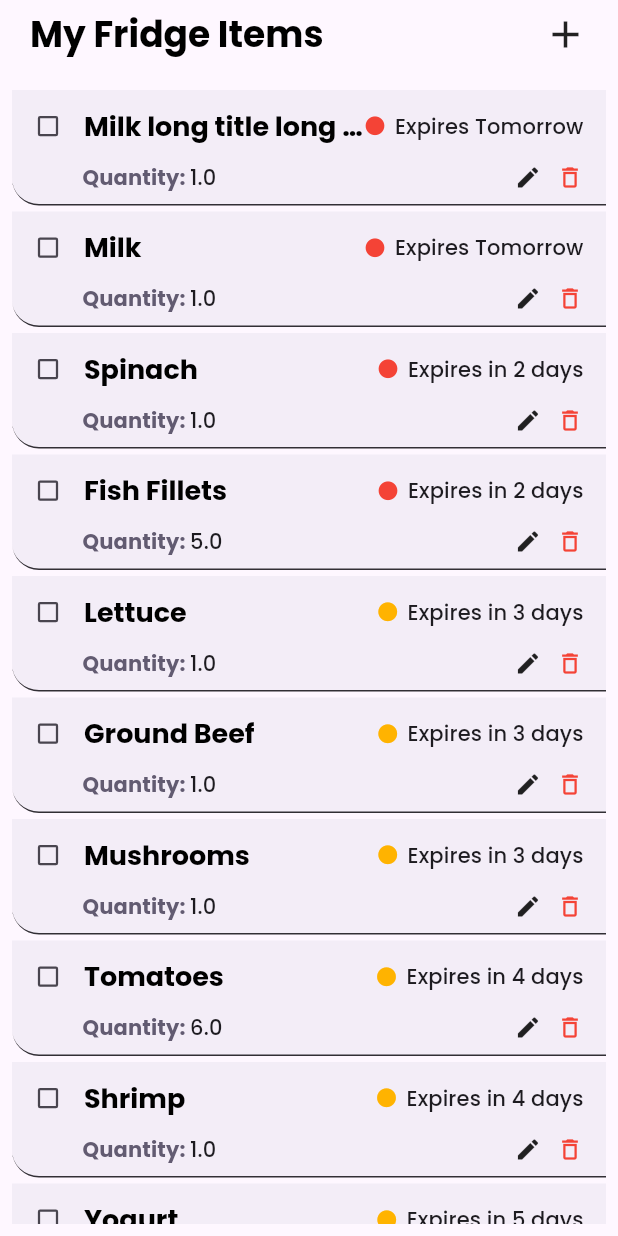
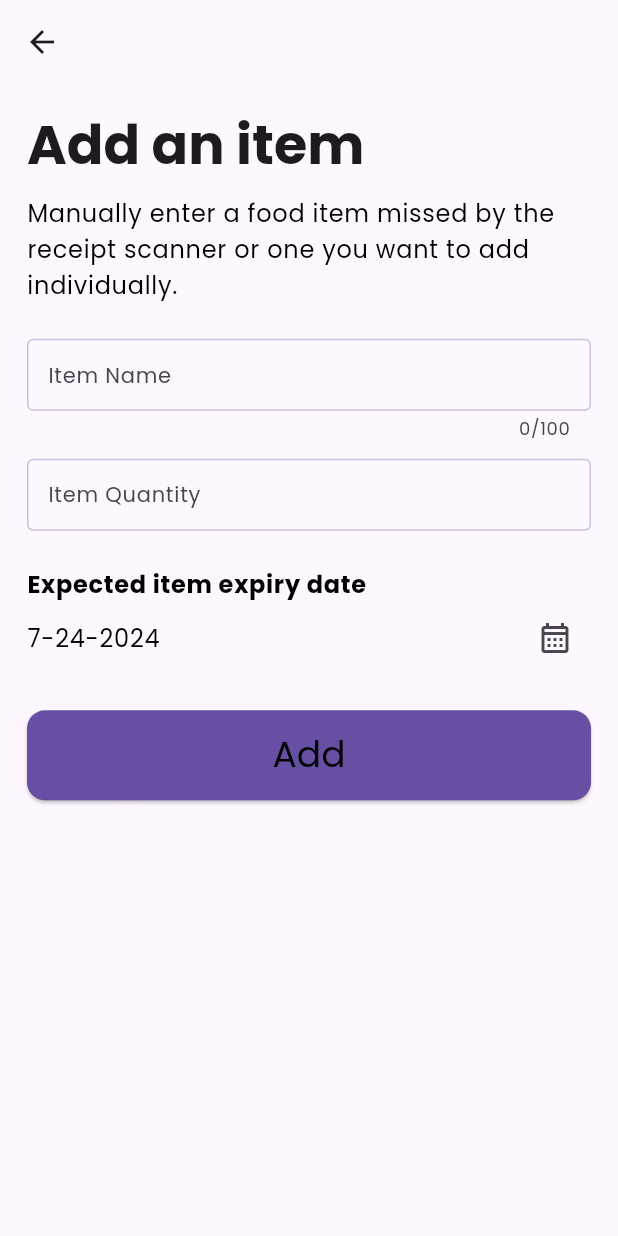
Before and after one commit to Uniplanet2023/smart_fridge, a Flutter app: the FridgeItemsPage screen opened by its route, after a tap on the "add" icon, on a phone screen of 412 x 824 dp. Run offline on Flutter 3.47's test engine with Material 3 defaults, Android fonts, the phone set to English and light mode, and no system bars; our stand-ins replace cached_network_image, cloud_firestore, connectivity_plus, dartz, dio, equatable and 15 more; accounts and stored records are empty; generated files the repository leaves out were written again.

Commit message:
add/edit fridge item UI

```diff
--- a/lib/config/routes/names.dart
+++ b/lib/config/routes/names.dart
@@ -14,4 +14,5 @@ class AppRoutes {
   static const String savedRecipeDetailsPage = '/saved-recipe-details-screen';
   static const String accountSettingsPage = '/account-settings-screen';
   static const String changePasswordPage = '/change-password-page';
+  static const String addFridgeItemsPage = '/add-fridge-items-page';
 }
--- a/lib/config/routes/router.dart
+++ b/lib/config/routes/router.dart
@@ -4,6 +4,7 @@ import 'package:smart_fridge/features/auth/presentation/pages/change_password_pa
 import 'package:smart_fridge/features/auth/presentation/pages/forgotten_password_page.dart';
 import 'package:smart_fridge/features/auth/presentation/pages/signin_page.dart';
 import 'package:smart_fridge/features/auth/presentation/pages/signup_page.dart';
+import 'package:smart_fridge/features/fridge_management/presentation/pages/add_fridge_items_page.dart';
 import 'package:smart_fridge/features/video_sharing/presentation/pages/home_page.dart';
 import 'package:smart_fridge/features/fridge_management/presentation/pages/fridge_items_page.dart';
 import 'package:smart_fridge/features/auth/presentation/pages/account_settings_page.dart';
@@ -14,11 +15,6 @@ import 'package:smart_fridge/features/recipes/presentation/pages/saved_recipe_de
 
 Route<dynamic> generateRoute(RouteSettings routeSettings) {
   switch (routeSettings.name) {
-    // case AppRoutes.authPage:
-    //   return MaterialPageRoute(
-    //     settings: routeSettings,
-    //     builder: (_) => const AuthScreen(),
-    //   );
     case AppRoutes.signinPage:
       return MaterialPageRoute(
         settings: routeSettings,
@@ -75,6 +71,11 @@ Route<dynamic> generateRoute(RouteSettings routeSettings) {
         settings: routeSettings,
         builder: (_) => const ChangePasswordPage(),
       );
+    case AppRoutes.addFridgeItemsPage:
+      return MaterialPageRoute(
+        settings: routeSettings,
+        builder: (_) => const AddFridgeItemsPage(),
+      );
     default:
       return MaterialPageRoute(
         settings: routeSettings,
--- a/lib/core/resources/initialization.dart
+++ b/lib/core/resources/initialization.dart
@@ -2,7 +2,6 @@ import 'package:firebase_core/firebase_core.dart';
 import 'package:flutter/material.dart';
 import 'package:flutter/services.dart';
 import 'package:flutter_dotenv/flutter_dotenv.dart';
-import 'package:smart_fridge/core/helper/dio_helper.dart';
 import 'package:smart_fridge/core/helper/gemini_helper.dart';
 import 'package:smart_fridge/core/helper/shared_preferences_helper.dart';
 import 'package:smart_fridge/core/resources/auth_injection.dart';
--- a/lib/features/auth/presentation/pages/change_password_page.dart
+++ b/lib/features/auth/presentation/pages/change_password_page.dart
@@ -1,5 +1,4 @@
 import 'package:flutter/material.dart';
-import 'package:flutter_bloc/flutter_bloc.dart';
 import 'package:flutter_pw_validator/flutter_pw_validator.dart';
 import 'package:flutter_screenutil/flutter_screenutil.dart';
 import 'package:smart_fridge/config/widgets/custom_textfield.dart';
--- /dev/null
+++ b/lib/features/fridge_management/presentation/pages/add_fridge_items_page.dart
@@ -0,0 +1,160 @@
+import 'package:flutter/material.dart';
+import 'package:flutter_screenutil/flutter_screenutil.dart';
+import 'package:smart_fridge/config/widgets/custom_textfield.dart';
+
+class AddFridgeItemsPage extends StatefulWidget {
+  const AddFridgeItemsPage({super.key});
+
+  @override
+  State<AddFridgeItemsPage> createState() => _AddFridgeItemsPageState();
+}
+
+class _AddFridgeItemsPageState extends State<AddFridgeItemsPage> {
+  final GlobalKey<FormState> _formKey = GlobalKey<FormState>();
+  final TextEditingController _itemNameController = TextEditingController();
+  final TextEditingController _quantitycontroller = TextEditingController();
+  final TextEditingController _expiryDatecontroller = TextEditingController();
+
+  DateTime selectedDate = DateTime.now();
+
+  @override
+  void dispose() {
+    _itemNameController.dispose();
+    _quantitycontroller.dispose();
+    _expiryDatecontroller.dispose();
+    super.dispose();
+  }
+
+  @override
+  Widget build(BuildContext context) {
+    return Scaffold(
+      appBar: AppBar(),
+      body: SingleChildScrollView(
+        child: Form(
+          key: _formKey,
+          child: Padding(
+            padding: const EdgeInsets.all(18.0),
+            child: Column(
+              mainAxisAlignment: MainAxisAlignment.center,
+              crossAxisAlignment: CrossAxisAlignment.start,
+              children: [
+                Text(
+                  "Add an item ",
+                  style: Theme.of(context)
+                      .textTheme
+                      .displaySmall
+                      ?.copyWith(fontWeight: FontWeight.bold),
+                ),
+                SizedBox(
+                  height: 10.h,
+                ),
+                Text(
+                  'Manually enter a food item missed by the receipt scanner or one you want to add individually.',
+                  style: Theme.of(context).textTheme.bodyLarge,
+                ),
+                SizedBox(height: 20.h),
+                CustomTextField(
+                  controller: _itemNameController,
+                  hintText: 'Item Name',
+                  maxLength: 100,
+                ),
+                SizedBox(
+                  height: 10.h,
+                ),
+                CustomTextField(
+                  controller: _quantitycontroller,
+                  hintText: 'Item Quantity',
+                  keyboardType:
+                      const TextInputType.numberWithOptions(decimal: true),
+                ),
+                SizedBox(
+                  height: 20.h,
+                ),
+                Text(
+                  'Expected item expiry date',
+                  style: Theme.of(context)
+                      .textTheme
+                      .bodyLarge
+                      ?.copyWith(fontWeight: FontWeight.bold),
+                ),
+                Row(
+                  mainAxisAlignment: MainAxisAlignment.spaceBetween,
+                  children: [
+                    Text(
+                      "${selectedDate.month.toString()}-${selectedDate.day.toString()}-${selectedDate.year.toString()}",
+                      style: Theme.of(context).textTheme.bodyLarge,
+                    ),
+                    IconButton(
+                        onPressed: () {
+                          _selectDate(context);
+                        },
+                        icon: const Icon(Icons.calendar_month_outlined))
+                  ],
+                ),
+                SizedBox(
+                  height: 20.h,
+                ),
+                SizedBox(
+                  width: double.infinity,
+                  height: 60,
+                  child: ElevatedButton(
+                    onPressed: () {
+                      if (_formKey.currentState!.validate()) {
+                        print(
+                            (double.parse(_quantitycontroller.text.trim()) * 4)
+                                    .round() /
+                                4);
+
+                        //     serviceLocator.get<AuthBloc>().add(
+                        //           UpdatePasswordEvent(
+                        //             serviceLocator
+                        //                 .get<AuthBloc>()
+                        //                 .state
+                        //                 .user!
+                        //                 .email,
+                        //             _currentPasswordController.text.trim(),
+                        //             _newPasswordController.text.trim(),
+                        //           ),
+                        //         );
+                      }
+                    },
+                    child: Text(
+                      'Add',
+                      style: Theme.of(context).textTheme.headlineLarge,
+                    ),
+                  ),
+                ),
+              ],
+            ),
+          ),
+        ),
+      ),
+    );
+  }
+
+  _selectDate(BuildContext context) async {
+    final DateTime? picked = await showDatePicker(
+      context: context,
+      initialDate: selectedDate,
+      initialDatePickerMode: DatePickerMode.day,
+      firstDate: DateTime(2024),
+      lastDate: DateTime(2030),
+      selectableDayPredicate: _decideWhichDayToEnable,
+      helpText: 'Select item expiry date',
+      cancelText: 'Cancel',
+      confirmText: 'Set',
+    );
+    if (picked != null && picked != selectedDate) {
+      setState(() {
+        selectedDate = picked;
+      });
+    }
+  }
+
+  bool _decideWhichDayToEnable(DateTime day) {
+    if (day.isAfter(DateTime.now().subtract(const Duration(days: 1)))) {
+      return true;
+    }
+    return false;
+  }
+}
```
Also changed, not shown: lib/features/fridge_management/presentation/pages/edit_fridge_items_page.dart (added, +160 -0 lines), lib/features/fridge_management/presentation/pages/fridge_items_page.dart (+15 -2 lines).
